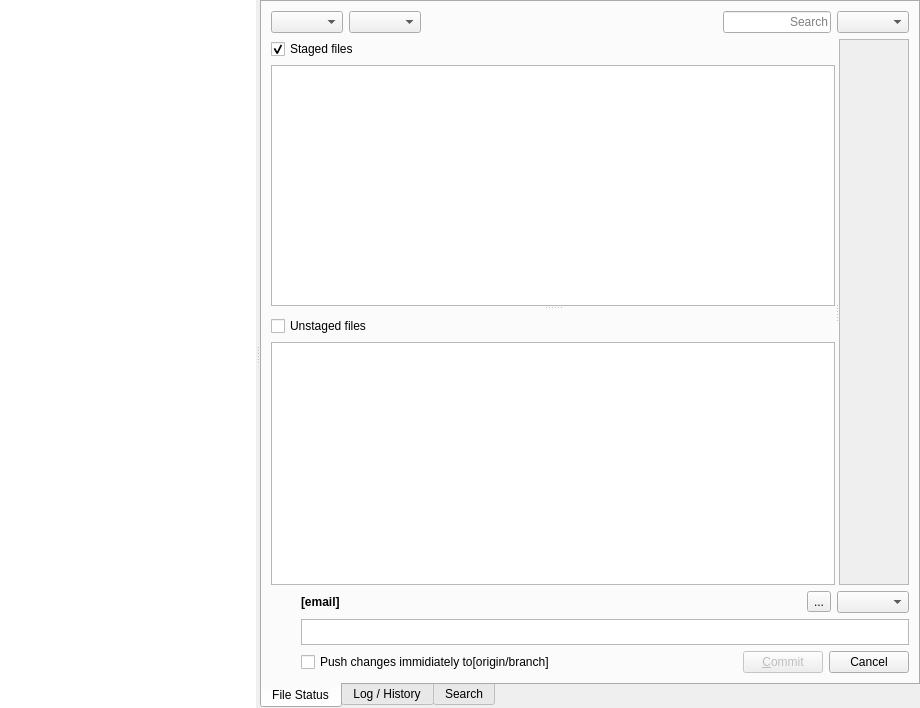
Old version of the form qgitrepository.ui in the repository bokic/gitmaster.
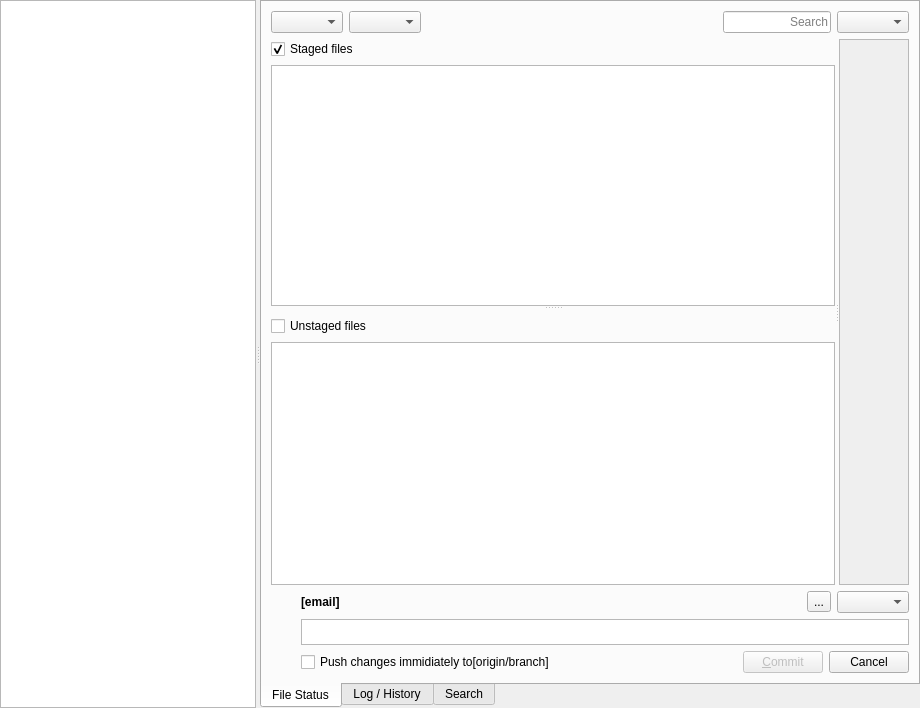
New version of the form. Custom widgets are drawn as their Qt base class.

Commit message: Remove another unvalid ui property.

```diff
--- a/qgitrepository.ui
+++ b/qgitrepository.ui
@@ -32,9 +32,6 @@
       <enum>Qt::Orientation::Horizontal</enum>
      </property>
      <widget class="QTreeWidget" name="branchesTreeView">
-      <property name="styleSheet">
-       <string notr="true">border: none</string>
-      </property>
       <attribute name="headerVisible">
        <bool>false</bool>
       </attribute>
```
